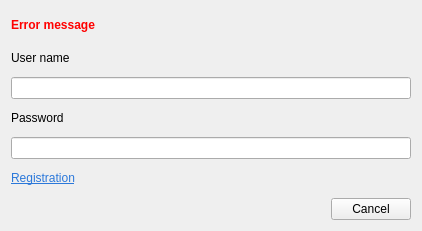
Before: the Qt Designer form src/bin/scenarist-mobile/UserInterfaceLayer/Menu/LoginDialog.ui in dimkanovikov/KITScenarist, drawn with Qt 5.
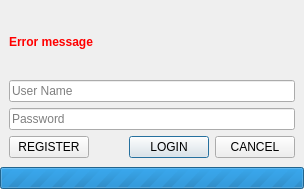
After: the same form once the commit is applied.

Patch:
```diff
--- a/src/bin/scenarist-mobile/UserInterfaceLayer/Menu/LoginDialog.ui
+++ b/src/bin/scenarist-mobile/UserInterfaceLayer/Menu/LoginDialog.ui
@@ -6,38 +6,39 @@
    <rect>
     <x>0</x>
     <y>0</y>
-    <width>418</width>
-    <height>231</height>
+    <width>304</width>
+    <height>189</height>
    </rect>
   </property>
   <property name="windowTitle">
    <string>Authorization</string>
   </property>
-  <layout class="QGridLayout" name="gridLayout">
-   <item row="4" column="0" colspan="2">
-    <widget class="QLineEdit" name="password">
-     <property name="echoMode">
-      <enum>QLineEdit::Password</enum>
-     </property>
-    </widget>
-   </item>
-   <item row="5" column="0">
-    <widget class="QLabel" name="label_3">
-     <property name="sizePolicy">
-      <sizepolicy hsizetype="Expanding" vsizetype="Preferred">
-       <horstretch>0</horstretch>
-       <verstretch>0</verstretch>
-      </sizepolicy>
-     </property>
-     <property name="text">
-      <string>&lt;a href=&quot;https://kitscenarist.ru/cabin.html&quot; style=&quot;color:#2b78da;&quot;&gt;Registration&lt;/a&gt;</string>
-     </property>
-     <property name="openExternalLinks">
-      <bool>true</bool>
-     </property>
-    </widget>
-   </item>
-   <item row="0" column="0" colspan="2">
+  <layout class="QVBoxLayout" name="verticalLayout_2">
+   <property name="spacing">
+    <number>0</number>
+   </property>
+   <property name="leftMargin">
+    <number>0</number>
+   </property>
+   <property name="topMargin">
+    <number>0</number>
+   </property>
+   <property name="rightMargin">
+    <number>0</number>
+   </property>
+   <property name="bottomMargin">
+    <number>0</number>
+   </property>
+   <item>
+    <widget class="QFrame" name="content">
+     <property name="frameShape">
+      <enum>QFrame::NoFrame</enum>
+     </property>
+     <property name="frameShadow">
+      <enum>QFrame::Plain</enum>
+     </property>
+     <layout class="QVBoxLayout" name="verticalLayout">
+      <item>
     <widget class="QLabel" name="error">
      <property name="font">
       <font>
@@ -56,41 +57,79 @@
      </property>
     </widget>
    </item>
-   <item row="1" column="0" colspan="2">
-    <widget class="QLabel" name="label">
-     <property name="text">
-      <string>User name</string>
-     </property>
-     <property name="buddy">
-      <cstring>userName</cstring>
+      <item>
+       <widget class="QLineEdit" name="userName">
+        <property name="placeholderText">
+         <string>User Name</string>
      </property>
     </widget>
    </item>
-   <item row="3" column="0" colspan="2">
-    <widget class="QLabel" name="label_2">
-     <property name="text">
+      <item>
+       <widget class="QLineEdit" name="password">
+        <property name="echoMode">
+         <enum>QLineEdit::Password</enum>
+        </property>
+        <property name="placeholderText">
       <string>Password</string>
      </property>
-     <property name="buddy">
-      <cstring>password</cstring>
+       </widget>
+      </item>
+      <item>
+       <layout class="QHBoxLayout" name="horizontalLayout">
+        <item>
+         <widget class="QPushButton" name="signUp">
+          <property name="text">
+           <string>REGISTER</string>
      </property>
     </widget>
    </item>
-   <item row="6" column="0" colspan="2">
-    <widget class="QDialogButtonBox" name="buttons">
-     <property name="minimumSize">
+        <item>
+         <spacer name="horizontalSpacer">
+          <property name="orientation">
+           <enum>Qt::Horizontal</enum>
+          </property>
+          <property name="sizeHint" stdset="0">
       <size>
-       <width>400</width>
-       <height>0</height>
-      </size>
-     </property>
-     <property name="standardButtons">
-      <set>QDialogButtonBox::Cancel</set>
-     </property>
-    </widget>
-   </item>
-   <item row="2" column="0" colspan="2">
-    <widget class="QLineEdit" name="userName"/>
+            <width>40</width>
+            <height>20</height>
+           </size>
+          </property>
+         </spacer>
+        </item>
+        <item>
+         <widget class="QPushButton" name="login">
+          <property name="text">
+           <string>LOGIN</string>
+          </property>
+          <property name="default">
+           <bool>true</bool>
+          </property>
+         </widget>
+        </item>
+        <item>
+         <widget class="QPushButton" name="cancel">
+          <property name="text">
+           <string>CANCEL</string>
+          </property>
+         </widget>
+        </item>
+       </layout>
+      </item>
+     </layout>
+    </widget>
+   </item>
+   <item>
+    <widget class="QProgressBar" name="progressBar">
+     <property name="maximum">
+      <number>0</number>
+     </property>
+     <property name="value">
+      <number>0</number>
+     </property>
+     <property name="format">
+      <string/>
+     </property>
+    </widget>
    </item>
   </layout>
  </widget>
```
Lines whose indentation alone changed are shown as unchanged.
